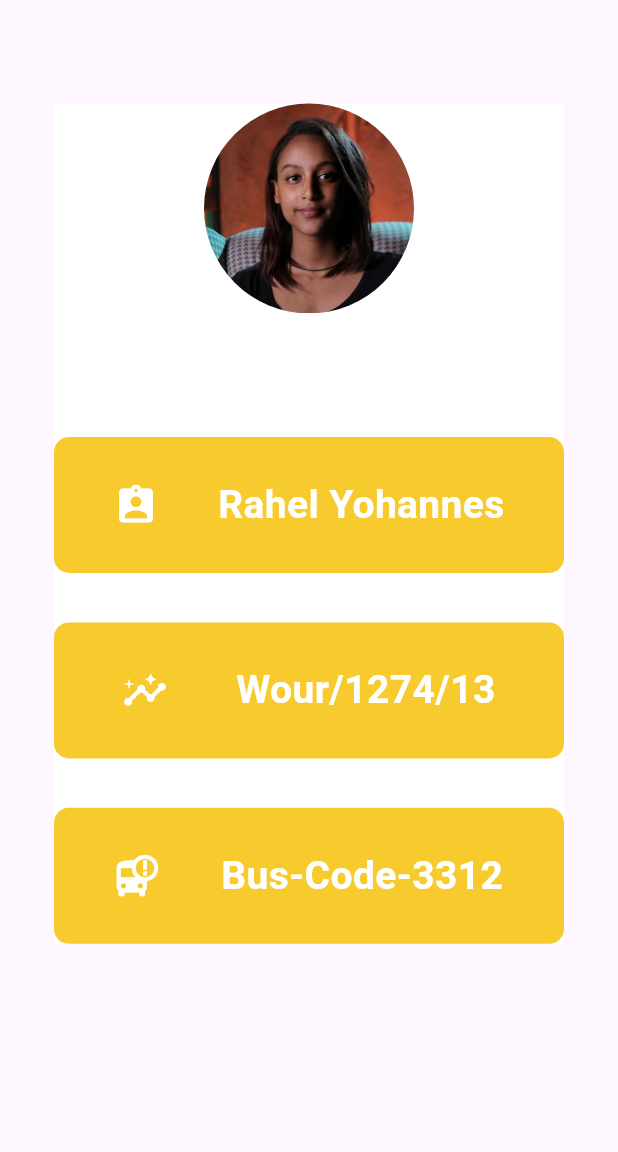
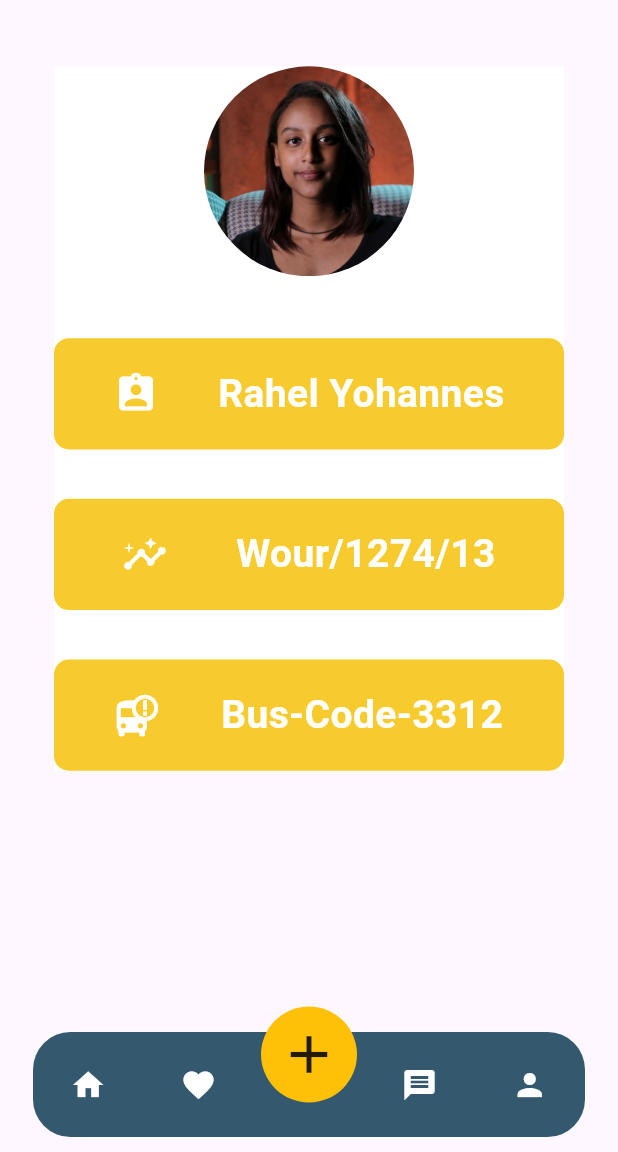
Before and after one commit to abbas-seid/kiotride, a Flutter app: the UserPage screen opened directly, on a phone screen of 412 x 824 dp, the part 84-1236 px from its top. Run offline on Flutter 3.47's test engine with Material 3 defaults, Android fonts, the phone set to English and light mode, and no system bars.

Commit message:
to listview

```diff
--- a/lib/bottombar.dart
+++ b/lib/bottombar.dart
@@ -16,7 +16,10 @@ class _BottomBarState extends State<BottomBar> {
   Widget build(BuildContext context) {
     return Container(
       height: 87,
-      margin: EdgeInsets.all(22),
+      margin: EdgeInsets.symmetric(
+        vertical: 10,
+        horizontal: 22,
+      ),
       child: Stack(
         children: [
           Positioned(
@@ -77,10 +80,17 @@ class _BottomBarState extends State<BottomBar> {
                   ),
                   Expanded(
                     child: IconButton(
-                      onPressed: () {},
+                      onPressed: () {
+                        Navigator.push(
+                          context,
+                          MaterialPageRoute(
+                            builder: (context) => UserPage(),
+                          ),
+                        );
+                      },
                       icon: Icon(
                         Icons.person,
-                        color: Colors.orangeAccent,
+                        color: Colors.white,
                       ),
                     ),
                   ),
--- a/lib/userpage.dart
+++ b/lib/userpage.dart
@@ -1,5 +1,9 @@
 import 'package:flutter/material.dart';
 import 'package:kiotride/login.dart';
+import 'package:kiotride/buspage.dart';
+import 'package:kiotride/checkpage.dart';
+import 'package:kiotride/userpage.dart';
+import 'package:kiotride/bottombar.dart';
 
 class UserPage extends StatefulWidget {
   const UserPage({super.key});
@@ -29,7 +33,7 @@ class _UserPageState extends State<UserPage> {
         padding: EdgeInsets.all(36),
         child: Column(
           children: [
-            SizedBox(height: heighty * 0.04),
+            SizedBox(height: heighty * 0.01),
             Displayer(
               name: 'Rahel Yohannes',
               idnumb: 'Wour/1274/13',
@@ -38,6 +42,7 @@ class _UserPageState extends State<UserPage> {
           ],
         ),
       ),
+      bottomNavigationBar: BottomBar(),
     );
   }
 }
@@ -75,10 +80,10 @@ class Displayer extends StatelessWidget {
             ),
           ),
           SizedBox(
-            height: heighty * 0.10,
+            height: heighty * 0.05,
           ),
           Container(
-            height: heighty * 0.11, // Adjust the height as needed
+            height: heighty * 0.09, // Adjust the height as needed
             decoration: BoxDecoration(
               borderRadius: BorderRadius.circular(10),
               color:
@@ -105,7 +110,7 @@ class Displayer extends StatelessWidget {
           ),
           SizedBox(height: heighty * 0.04),
           Container(
-            height: heighty * 0.11, // Adjust the height as needed
+            height: heighty * 0.09, // Adjust the height as needed
             decoration: BoxDecoration(
               borderRadius: BorderRadius.circular(10),
               color:
@@ -132,7 +137,7 @@ class Displayer extends StatelessWidget {
           ),
           SizedBox(height: heighty * 0.04),
           Container(
-            height: heighty * 0.11, // Adjust the height as needed
+            height: heighty * 0.09, // Adjust the height as needed
             decoration: BoxDecoration(
               borderRadius: BorderRadius.circular(10),
               color:
```
